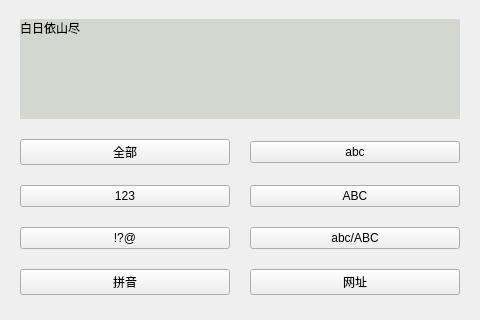
Old version of the form pro-pinyin/mainwindow.ui in the repository wexiangis/pinyin.
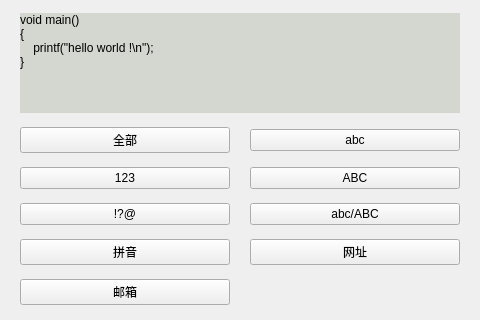
New version of the form.

```diff
--- a/pro-pinyin/mainwindow.ui
+++ b/pro-pinyin/mainwindow.ui
@@ -109,13 +109,23 @@
        <string notr="true">background-color: rgb(211, 215, 207);</string>
       </property>
       <property name="text">
-       <string>白日依山尽</string>
+       <string>void main()
+{
+    printf(&quot;hello world !\n&quot;);
+}</string>
       </property>
       <property name="alignment">
        <set>Qt::AlignLeading|Qt::AlignLeft|Qt::AlignTop</set>
       </property>
      </widget>
     </item>
+    <item row="5" column="0">
+     <widget class="QPushButton" name="pushButton_email">
+      <property name="text">
+       <string>邮箱</string>
+      </property>
+     </widget>
+    </item>
    </layout>
   </widget>
  </widget>
```
Left out of the diff: 2 changed lines with no effect on the pictures.
